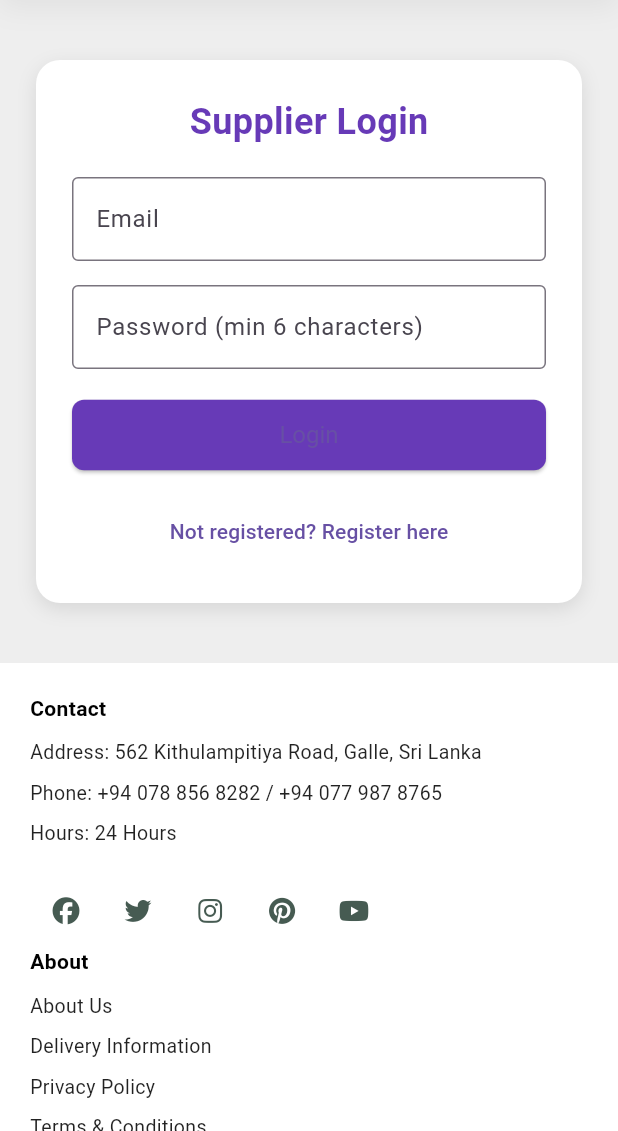
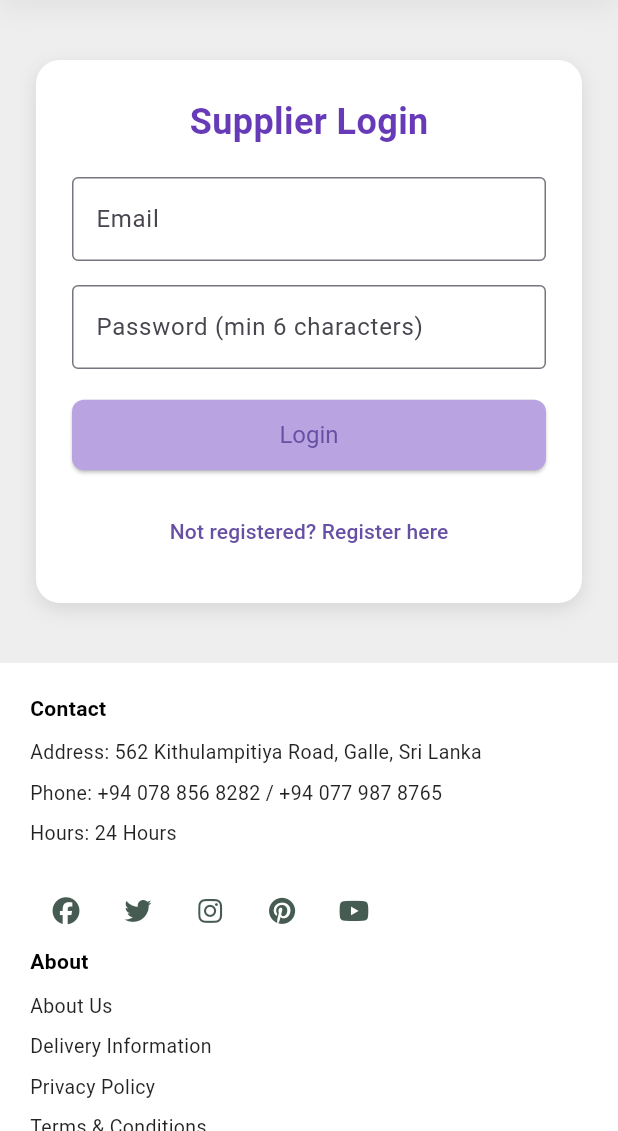
Before and after one commit to DulajAR/GAHDSE24.1F-sukkanama-vehicle-rental, a Flutter app: the screen it shows after launch, after a tap on the "menu" icon, after a tap on "Rent Your Vehicle", on a phone screen of 412 x 824 dp, the part 105-1236 px from its top. Run offline on Flutter 3.47's test engine with Material 3 defaults, Android fonts, the light colour scheme and no system bars; our stand-ins replace cloud_firestore, firebase_auth, firebase_core, font_awesome_flutter, get; accounts and stored records are empty.

Commit message:
change button color in supplier login

```diff
--- a/mobile_app/lib/widgets/supplier_login.dart
+++ b/mobile_app/lib/widgets/supplier_login.dart
@@ -130,7 +130,7 @@ class _SupplierLoginState extends State<SupplierLogin> {
               ElevatedButton(
                 onPressed: _loginSupplier,
                 style: ElevatedButton.styleFrom(
-                  backgroundColor: Colors.deepPurple,
+                  backgroundColor: const Color.fromARGB(255, 185, 163, 224),
                   padding: const EdgeInsets.symmetric(vertical: 14),
                   textStyle: const TextStyle(fontSize: 16),
                   shape: RoundedRectangleBorder(
```
